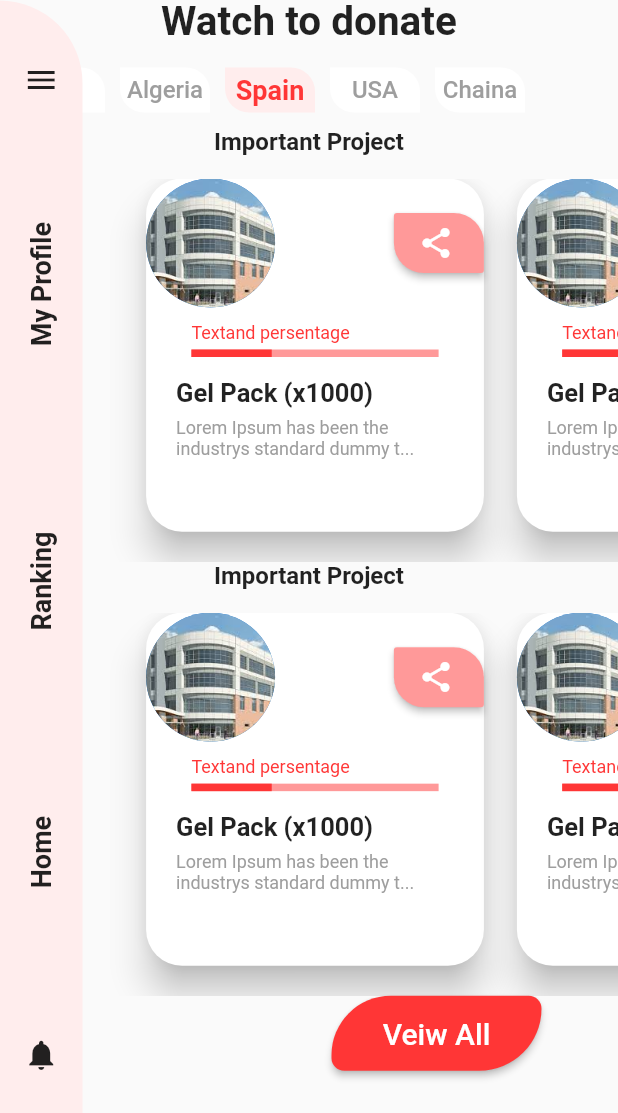
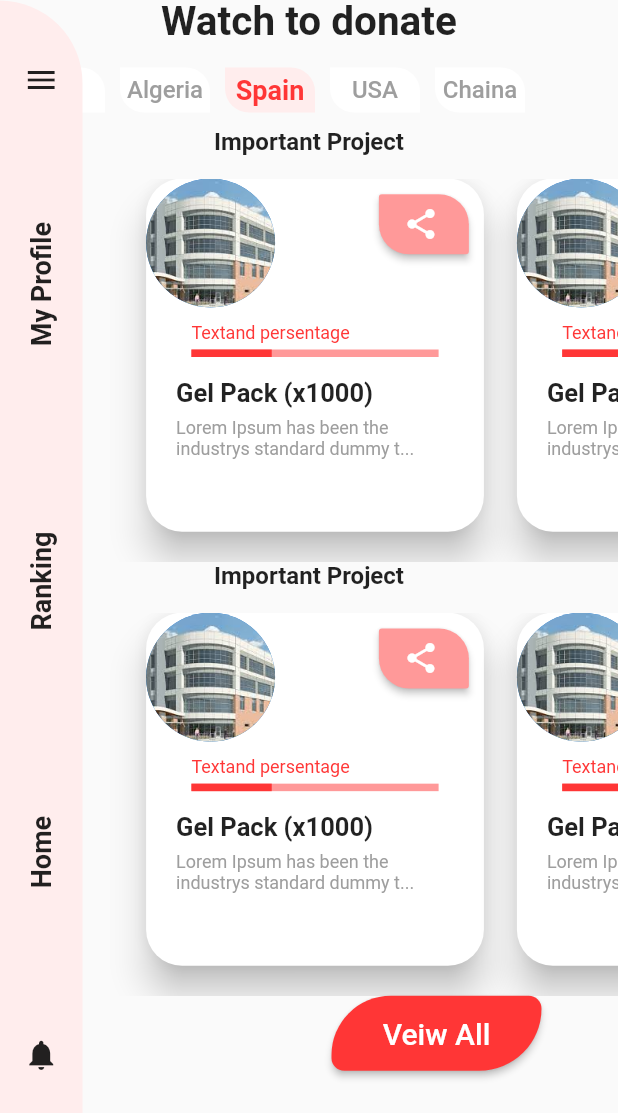
Before and after one commit to nassimiheb/Carety, a Flutter app: the screen it shows after launch, on a phone screen of 412 x 824 dp, the part 123-1236 px from its top. Run offline on Flutter 3.47's test engine with Material 2 defaults, Android fonts, the phone set to English and light mode, and no system bars; our stand-ins replace introduction_screen.

Commit message:
fixing share button position

```diff
--- a/lib/home_page.dart
+++ b/lib/home_page.dart
@@ -234,14 +234,19 @@ class SlidingCard extends StatelessWidget {
         children: <Widget>[
           Row(
             children: <Widget>[
+              Container(
+                margin: EdgeInsets.only(left: 0,),
+                child :
               CircleAvatar(
                 radius: 43,
                 backgroundImage: AssetImage(
                   img,
                 ),
               ),
+              ),
               Spacer(),
               Container(
+                margin: EdgeInsets.only(right: 10, bottom: 25),
                 width: 60.0,
                 height: 40.0,
                 child: RaisedButton(
```
